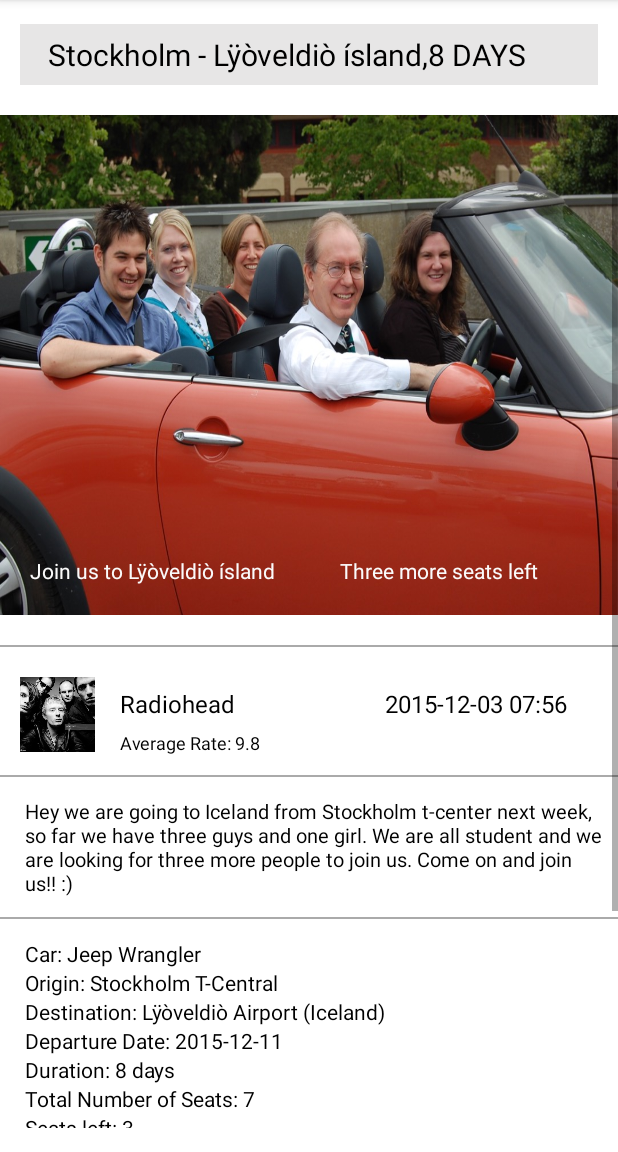
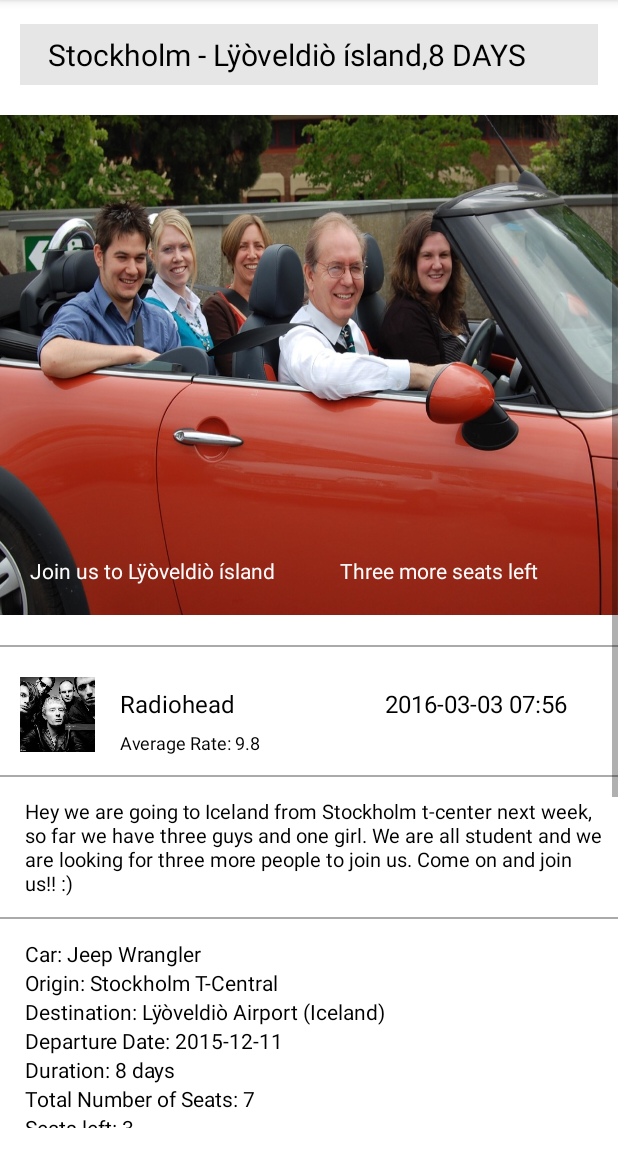
Before and after one commit to VIN-S/Cargo, an Android app: the postPage screen opened directly, with no data from a screen before it, on a phone screen of 412 x 824 dp, the part 84-1236 px from its top. Run offline under Robolectric (Android 15) with nearby library versions, the phone set to English and light mode, and no system bars.

Commit message:
postPage

```diff
--- a/app/src/main/res/layout/activity_post_page.xml
+++ b/app/src/main/res/layout/activity_post_page.xml
@@ -93,7 +93,7 @@
                     android:layout_marginLeft="25px"
                     android:layout_marginTop="40px"
                     android:textSize="16dp"
-                    android:text="Radiohead                         2015-12-03 07:56"
+                    android:text="Radiohead                         2016-03-03 07:56"
                     android:textColor="#000000"/>
                 <TextView
                     android:layout_width="wrap_content"
@@ -215,15 +215,27 @@
                 android:textColor="#000000"
                 android:id="@+id/newComment" />
 
-            <EditText android:id="@+id/post_title_edit"
-                android:layout_marginTop="5dp"
+            <EditText android:id="@+id/newComment_edit"
+                android:layout_marginTop="3dp"
                 android:layout_marginLeft="10dp"
                 android:layout_marginRight="10dp"
                 android:layout_marginBottom="15dp"
-                android:layout_width="330dp"
-                android:layout_weight="1"
+                android:layout_width="338dp"
+                android:textSize="13sp"
                 android:layout_height="60dp"
                 android:background="#eeeeee"/>
+            <Button
+                style="?android:attr/buttonStyleSmall"
+                android:layout_width="50dp"
+                android:layout_height="30dp"
+                android:text="Post"
+                android:id="@+id/search_button"
+                android:background="#38ade8"
+                android:layout_below="@+id/departureDateText"
+                android:layout_marginTop="3dp"
+                android:layout_marginLeft="280dp"
+                android:layout_marginBottom="10dp"
+                android:onClick="" />
 
         </LinearLayout>
 
@@ -238,15 +250,69 @@
             <TextView
                 android:layout_marginTop="10dp"
                 android:layout_marginLeft="10dp"
+                android:layout_marginBottom="10dp"
                 android:layout_width="wrap_content"
                 android:layout_height="wrap_content"
-                android:text="Comments(3): "
+                android:text="Comments(1): "
                 android:textSize="14dp"
                 android:textColor="#000000"
                 android:id="@+id/comments" />
+        </LinearLayout>
+
+        <View
+            android:layout_width="wrap_content"
+            android:layout_height="1dp"
+            android:background="#aaaaaa" />
+
+        <LinearLayout
+            android:layout_width="wrap_content"
+            android:layout_height="wrap_content"
+            android:orientation="horizontal">
+            <ImageView
+                android:layout_marginBottom="50px"
+                android:layout_marginTop="10dp"
+                android:layout_marginLeft="20px"
+                android:layout_width="70px"
+                android:layout_height="70px"
+                android:id="@+id/imageView3"
+                android:background="@drawable/result_3" />
+            <LinearLayout
+                android:layout_width="wrap_content"
+                android:layout_height="wrap_content"
+                android:orientation="vertical">
 
 
+                <TextView
+                    android:layout_marginTop="10dp"
+                    android:layout_marginLeft="10dp"
+                    android:layout_marginBottom="10dp"
+                    android:layout_width="wrap_content"
+                    android:layout_height="wrap_content"
+                    android:text="Muse                       2016-03-03 12:56"
+                    android:textSize="14dp"
+                    android:textColor="#000000"
+                    android:id="@+id/commentsPo" />
+                <TextView
+                    android:layout_marginTop="10dp"
+                    android:layout_marginLeft="10dp"
+                    android:layout_marginBottom="10dp"
+                    android:layout_width="wrap_content"
+                    android:layout_height="wrap_content"
+                    android:text="Hi we have three people here! Would like to join :)"
+                    android:textSize="14dp"
+                    android:textColor="#000000"
+                    android:id="@+id/commentsContent" />
+            </LinearLayout>
         </LinearLayout>
+
+        <View
+            android:layout_width="wrap_content"
+            android:layout_height="1dp"
+            android:background="#aaaaaa" />
+
+
+
+
     </LinearLayout>
 
     </LinearLayout>
```
